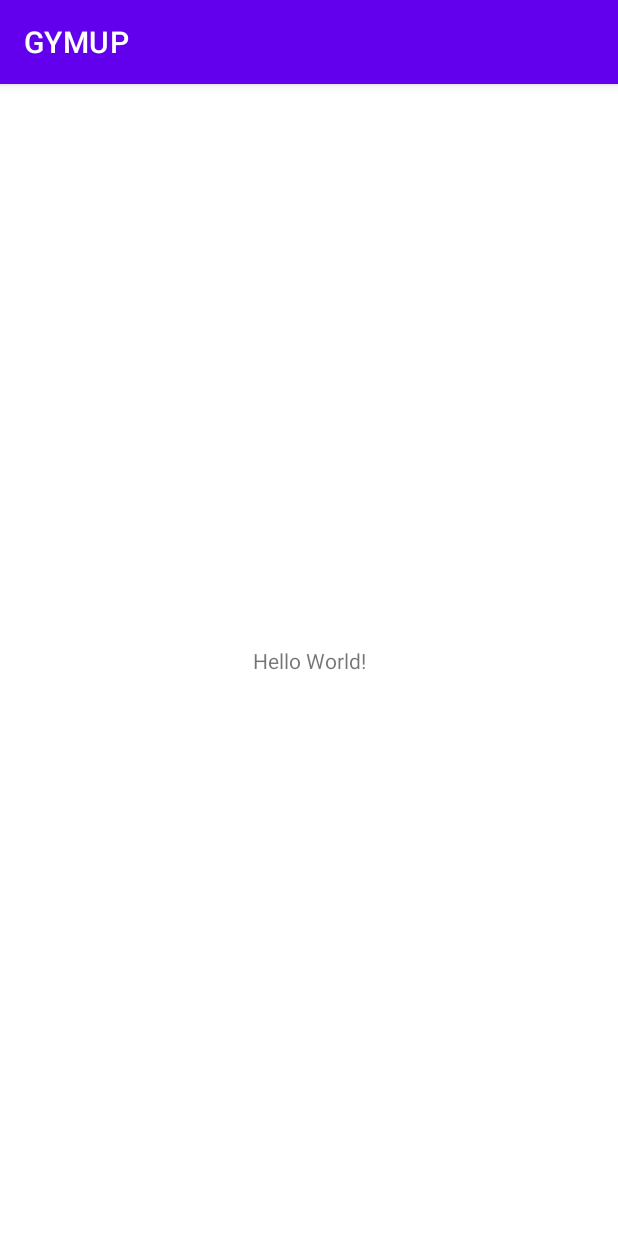
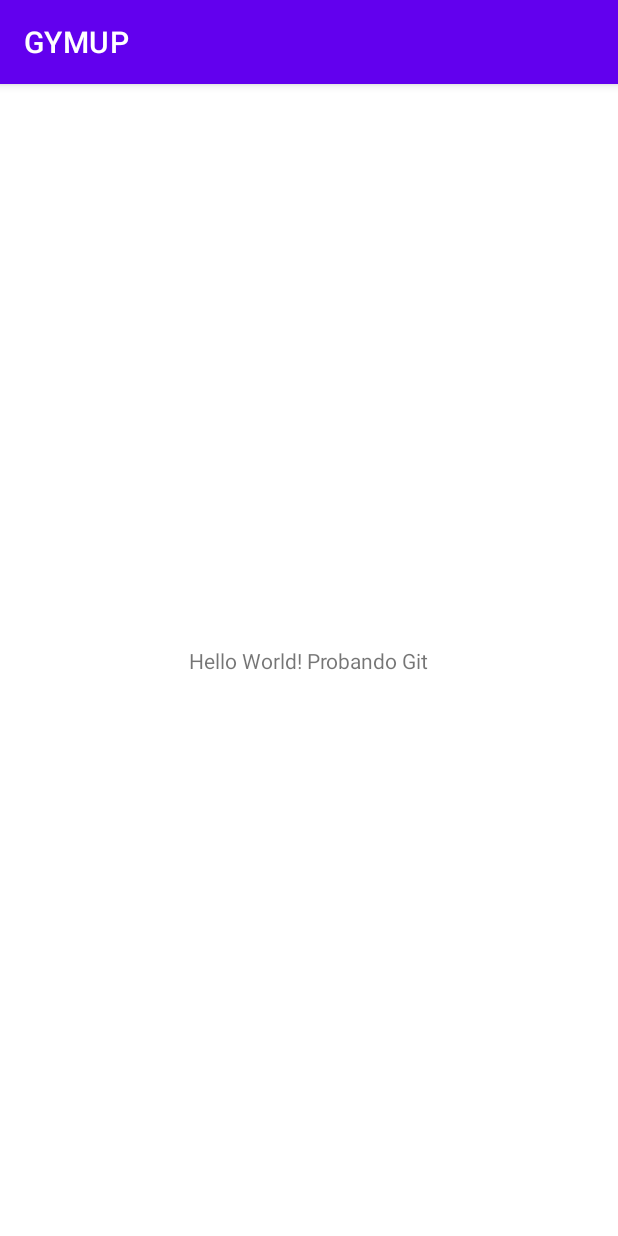
Before and after one commit to xHernanL/GYMUP, an Android app: the screen it shows after launch (MainActivity), on a phone screen of 412 x 824 dp. Run offline under Robolectric (Android 15) with nearby library versions, the phone set to English and light mode, and no system bars.

Commit message:
Update test Hernan

```diff
--- a/app/src/main/AndroidManifest.xml
+++ b/app/src/main/AndroidManifest.xml
@@ -1,6 +1,7 @@
 <?xml version="1.0" encoding="utf-8"?>
 <manifest xmlns:android="http://schemas.android.com/apk/res/android"
     package="com.bitgymup.gymup">
+
 
     <application
         android:allowBackup="true"
--- a/app/src/main/res/layout/activity_main.xml
+++ b/app/src/main/res/layout/activity_main.xml
@@ -9,7 +9,7 @@
     <TextView
         android:layout_width="wrap_content"
         android:layout_height="wrap_content"
-        android:text="Hello World!"
+        android:text="Hello World! Probando Git"
         app:layout_constraintBottom_toBottomOf="parent"
         app:layout_constraintLeft_toLeftOf="parent"
         app:layout_constraintRight_toRightOf="parent"
```
